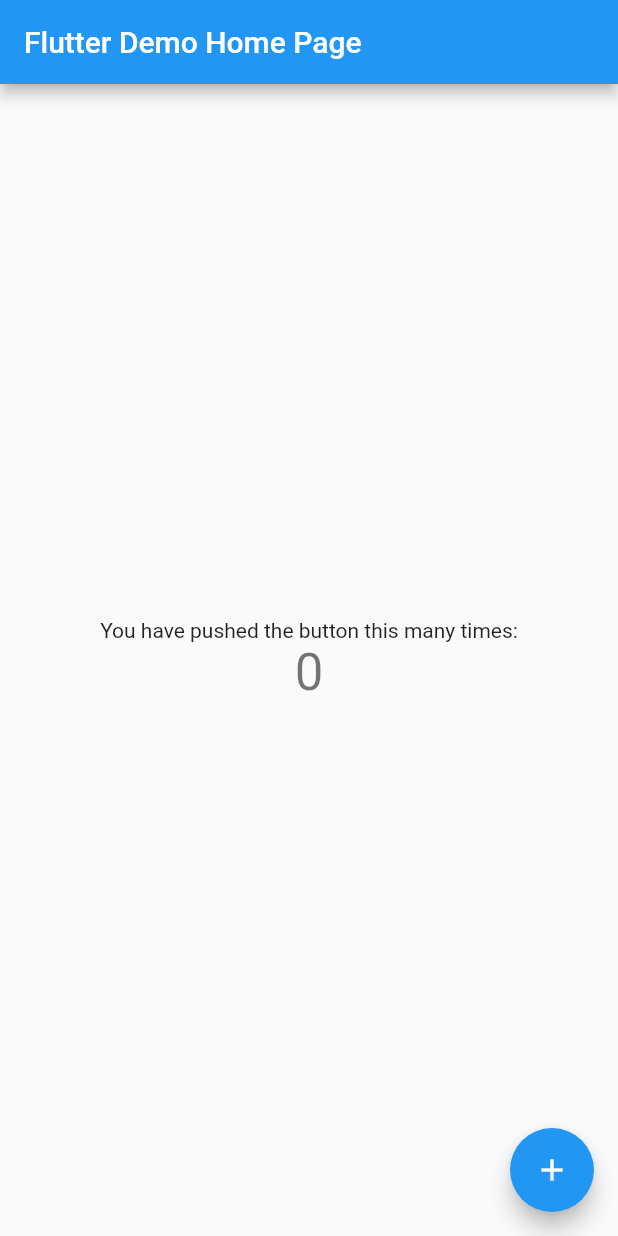
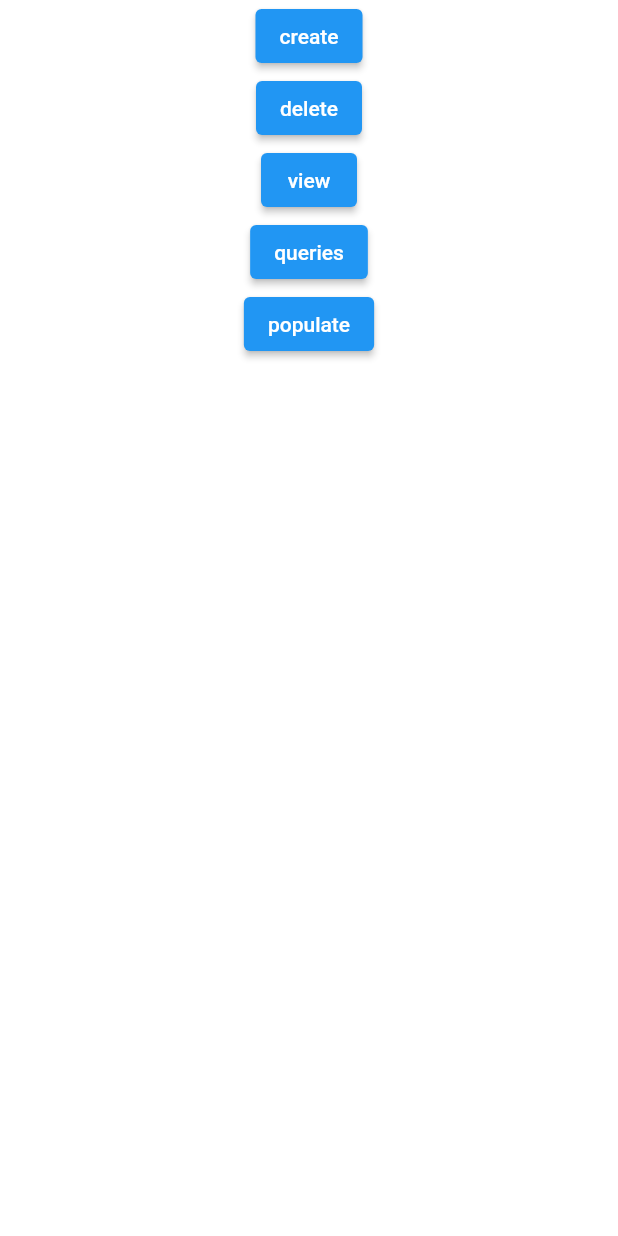
Before and after one commit to Shahzebqazi/cps510_a5, a Flutter app: the screen it shows after launch, on a phone screen of 412 x 824 dp. Run offline on Flutter 3.47's test engine with Material 2 defaults, Android fonts, the phone set to English and light mode, and no system bars.

Commit message:
Added the buttons

```diff
--- a/cps510/lib/main.dart
+++ b/cps510/lib/main.dart
@@ -1,4 +1,6 @@
 import 'package:flutter/material.dart';
+
+import './page.dart';
 
 void main() {
   runApp(MyApp());
@@ -11,103 +13,9 @@ class MyApp extends StatelessWidget {
     return MaterialApp(
       title: 'Flutter Demo',
       theme: ThemeData(
-        // This is the theme of your application.
-        //
-        // Try running your application with "flutter run". You'll see the
-        // application has a blue toolbar. Then, without quitting the app, try
-        // changing the primarySwatch below to Colors.green and then invoke
-        // "hot reload" (press "r" in the console where you ran "flutter run",
-        // or simply save your changes to "hot reload" in a Flutter IDE).
-        // Notice that the counter didn't reset back to zero; the application
-        // is not restarted.
         primarySwatch: Colors.blue,
       ),
-      home: MyHomePage(title: 'Flutter Demo Home Page'),
+      home: MainPage(),
     );
   }
 }
-
-class MyHomePage extends StatefulWidget {
-  MyHomePage({Key? key, required this.title}) : super(key: key);
-
-  // This widget is the home page of your application. It is stateful, meaning
-  // that it has a State object (defined below) that contains fields that affect
-  // how it looks.
-
-  // This class is the configuration for the state. It holds the values (in this
-  // case the title) provided by the parent (in this case the App widget) and
-  // used by the build method of the State. Fields in a Widget subclass are
-  // always marked "final".
-
-  final String title;
-
-  @override
-  _MyHomePageState createState() => _MyHomePageState();
-}
-
-class _MyHomePageState extends State<MyHomePage> {
-  int _counter = 0;
-
-  void _incrementCounter() {
-    setState(() {
-      // This call to setState tells the Flutter framework that something has
-      // changed in this State, which causes it to rerun the build method below
-      // so that the display can reflect the updated values. If we changed
-      // _counter without calling setState(), then the build method would not be
-      // called again, and so nothing would appear to happen.
-      _counter++;
-    });
-  }
-
-  @override
-  Widget build(BuildContext context) {
-    // This method is rerun every time setState is called, for instance as done
-    // by the _incrementCounter method above.
-    //
-    // The Flutter framework has been optimized to make rerunning build methods
-    // fast, so that you can just rebuild anything that needs updating rather
-    // than having to individually change instances of widgets.
-    return Scaffold(
-      appBar: AppBar(
-        // Here we take the value from the MyHomePage object that was created by
-        // the App.build method, and use it to set our appbar title.
-        title: Text(widget.title),
-      ),
-      body: Center(
-        // Center is a layout widget. It takes a single child and positions it
-        // in the middle of the parent.
-        child: Column(
-          // Column is also a layout widget. It takes a list of children and
-          // arranges them vertically. By default, it sizes itself to fit its
-          // children horizontally, and tries to be as tall as its parent.
-          //
-          // Invoke "debug painting" (press "p" in the console, choose the
-          // "Toggle Debug Paint" action from the Flutter Inspector in Android
-          // Studio, or the "Toggle Debug Paint" command in Visual Studio Code)
-          // to see the wireframe for each widget.
-          //
-          // Column has various properties to control how it sizes itself and
-          // how it positions its children. Here we use mainAxisAlignment to
-          // center the children vertically; the main axis here is the vertical
-          // axis because Columns are vertical (the cross axis would be
-          // horizontal).
-          mainAxisAlignment: MainAxisAlignment.center,
-          children: <Widget>[
-            Text(
-              'You have pushed the button this many times:',
-            ),
-            Text(
-              '$_counter',
-              style: Theme.of(context).textTheme.headline4,
-            ),
-          ],
-        ),
-      ),
-      floatingActionButton: FloatingActionButton(
-        onPressed: _incrementCounter,
-        tooltip: 'Increment',
-        child: Icon(Icons.add),
-      ), // This trailing comma makes auto-formatting nicer for build methods.
-    );
-  }
-}
--- /dev/null
+++ b/cps510/lib/page.dart
@@ -0,0 +1,22 @@
+import 'package:flutter/material.dart';
+
+class MainPage extends StatelessWidget {
+  const MainPage({ Key? key }) : super(key: key);
+
+  void CreateTables() {
+
+  }
+
+  @override
+  Widget build(BuildContext context) {
+    return Container(
+      child: Column(children: [
+        ElevatedButton(onPressed: CreateTables, child: const Text('create')),
+        ElevatedButton(onPressed: CreateTables, child: const Text('delete')),
+        ElevatedButton(onPressed: CreateTables, child: const Text('view')),
+        ElevatedButton(onPressed: CreateTables, child: const Text('queries')),
+        ElevatedButton(onPressed: CreateTables, child: const Text('populate'))
+      ],),
+    );
+  }
+}
--- a/cps510/pubspec.yaml
+++ b/cps510/pubspec.yaml
@@ -23,7 +23,7 @@ environment:
 dependencies:
   flutter:
     sdk: flutter
-  oracle: any
+  # oracle: any
 
 
   # The following adds the Cupertino Icons font to your application.
@@ -34,7 +34,7 @@ dev_dependencies:
   flutter_test:
     sdk: flutter
 
-  grinder: any
+  # grinder: any
 # For information on the generic Dart part of this file, see the
 # following page: https://dart.dev/tools/pub/pubspec
 
```
